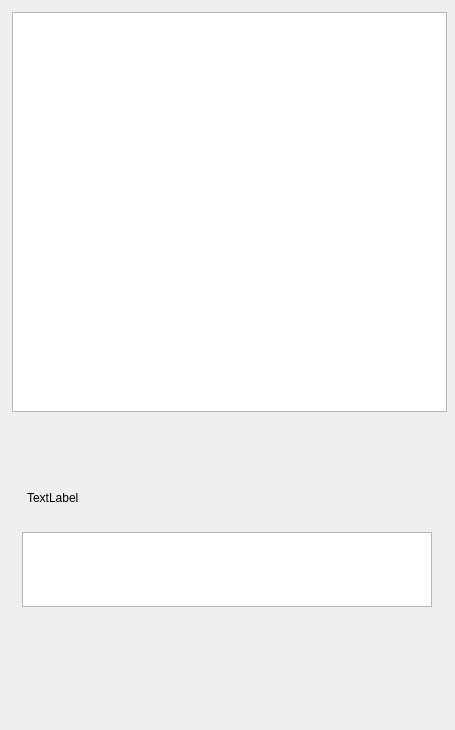
Above: Dialogs/dlg_commentaires.ui from ukinoki/Rufus before the change. Below: the same form after it.
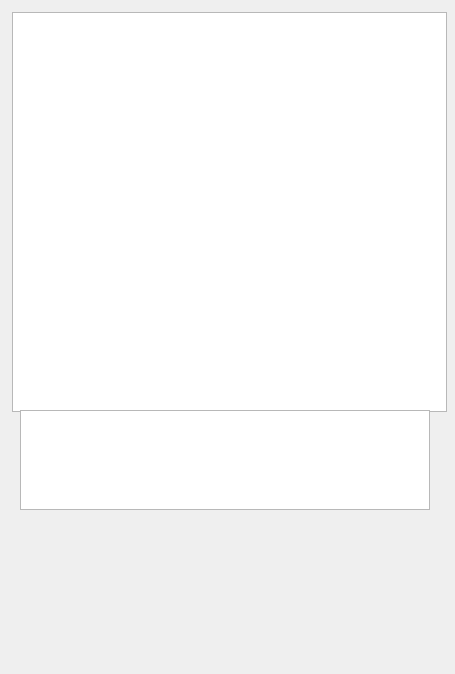
That is the form after the change. Custom widgets are drawn as their Qt base class.

```diff
--- a/Dialogs/dlg_commentaires.ui
+++ b/Dialogs/dlg_commentaires.ui
@@ -7,7 +7,7 @@
     <x>0</x>
     <y>0</y>
     <width>455</width>
-    <height>730</height>
+    <height>674</height>
    </rect>
   </property>
   <property name="sizePolicy">
@@ -31,57 +31,6 @@
   <property name="windowTitle">
    <string>Dialog</string>
   </property>
-  <widget class="QFrame" name="textFrame">
-   <property name="geometry">
-    <rect>
-     <x>12</x>
-     <y>462</y>
-     <width>435</width>
-     <height>191</height>
-    </rect>
-   </property>
-   <property name="minimumSize">
-    <size>
-     <width>435</width>
-     <height>145</height>
-    </size>
-   </property>
-   <property name="maximumSize">
-    <size>
-     <width>435</width>
-     <height>300</height>
-    </size>
-   </property>
-   <property name="mouseTracking">
-    <bool>true</bool>
-   </property>
-   <widget class="UpTextEdit" name="upTextEdit">
-    <property name="geometry">
-     <rect>
-      <x>10</x>
-      <y>70</y>
-      <width>410</width>
-      <height>75</height>
-     </rect>
-    </property>
-    <property name="contextMenuPolicy">
-     <enum>Qt::CustomContextMenu</enum>
-    </property>
-   </widget>
-   <widget class="QLabel" name="Expliclabel">
-    <property name="geometry">
-     <rect>
-      <x>15</x>
-      <y>15</y>
-      <width>400</width>
-      <height>41</height>
-     </rect>
-    </property>
-    <property name="text">
-     <string>TextLabel</string>
-    </property>
-   </widget>
-  </widget>
   <widget class="UpTableWidget" name="ComupTableWidget">
    <property name="geometry">
     <rect>
@@ -131,6 +80,31 @@
     <enum>Qt::ElideNone</enum>
    </property>
   </widget>
+  <widget class="UpTextEdit" name="upTextEdit">
+   <property name="geometry">
+    <rect>
+     <x>20</x>
+     <y>410</y>
+     <width>410</width>
+     <height>100</height>
+    </rect>
+   </property>
+   <property name="minimumSize">
+    <size>
+     <width>0</width>
+     <height>100</height>
+    </size>
+   </property>
+   <property name="maximumSize">
+    <size>
+     <width>16777215</width>
+     <height>100</height>
+    </size>
+   </property>
+   <property name="contextMenuPolicy">
+    <enum>Qt::CustomContextMenu</enum>
+   </property>
+  </widget>
  </widget>
  <customwidgets>
   <customwidget>
```
